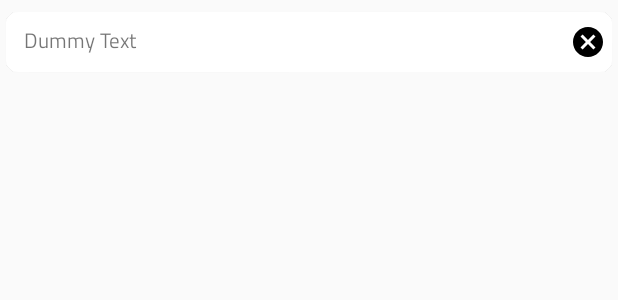
After one commit to duyennguyen1408/Notes-App-with-Kotlin, an Android app: the layout task_layout.xml on its own in the app's theme, with its tools: preview values and no code run, on a phone screen of 412 x 824 dp. The commit adds this screen. Shown: the top 300 px of the screen. Run offline under Robolectric (Android 15) with nearby library versions, the phone set to English and light mode, and no system bars.

Commit message:
Add task listing feature

```diff
--- a/app/src/main/java/com/example/notesappwithkotlin/data/repository/TaskRepository.kt
+++ b/app/src/main/java/com/example/notesappwithkotlin/data/repository/TaskRepository.kt
@@ -1,8 +1,10 @@
 package com.example.notesappwithkotlin.data.repository
 
 import com.example.notesappwithkotlin.data.model.Task
+import com.example.notesappwithkotlin.data.model.User
 import com.example.notesappwithkotlin.util.UiState
 
 interface TaskRepository {
     fun addTask(task: Task, result: (UiState<Pair<Task,String>>) -> Unit)
+    fun getTasks(user: User?, result: (UiState<List<Task>>) -> Unit)
 }
--- /dev/null
+++ b/app/src/main/res/layout/task_layout.xml
@@ -0,0 +1,43 @@
+<?xml version="1.0" encoding="utf-8"?>
+<com.google.android.material.card.MaterialCardView xmlns:android="http://schemas.android.com/apk/res/android"
+    xmlns:app="http://schemas.android.com/apk/res-auto"
+    xmlns:tools="http://schemas.android.com/tools"
+    android:id="@+id/item_layout"
+    android:layout_width="match_parent"
+    android:layout_marginTop="8dp"
+    android:paddingVertical="8dp"
+    app:cardCornerRadius="8dp"
+    app:strokeColor="@color/black10"
+    android:layout_marginHorizontal="4dp"
+    android:layout_height="wrap_content">
+
+    <androidx.constraintlayout.widget.ConstraintLayout
+        android:layout_width="match_parent"
+        android:paddingVertical="8dp"
+        android:layout_marginHorizontal="4dp"
+        android:layout_height="wrap_content">
+
+        <TextView
+            android:id="@+id/title"
+            android:layout_width="0dp"
+            android:layout_height="match_parent"
+            android:fontFamily="@font/titillium_web_regular"
+            android:textSize="14dp"
+            android:layout_marginStart="8dp"
+            app:layout_constraintEnd_toStartOf="@+id/delete"
+            app:layout_constraintStart_toStartOf="parent"
+            app:layout_constraintTop_toTopOf="parent"
+            tools:text="Dummy Text"/>
+
+        <ImageView
+            android:id="@+id/delete"
+            android:layout_width="24dp"
+            android:layout_height="24dp"
+            android:src="@drawable/ic_baseline_cancel_24"
+            app:layout_constraintEnd_toEndOf="parent"
+            app:layout_constraintTop_toTopOf="parent"
+            app:tint="@color/black" />
+
+    </androidx.constraintlayout.widget.ConstraintLayout>
+
+</com.google.android.material.card.MaterialCardView>
```
Also changed, not shown: app/src/main/java/com/example/notesappwithkotlin/data/repository/TaskRepositoryImp.kt (+20 -0 lines), app/src/main/java/com/example/notesappwithkotlin/ui/task/CreateTaskFragment.kt (+5 -3 lines), app/src/main/java/com/example/notesappwithkotlin/ui/task/TaskListingAdapter.kt (added, +47 -0 lines), app/src/main/java/com/example/notesappwithkotlin/ui/task/TaskListingFragment.kt (+49 -0 lines), app/src/main/java/com/example/notesappwithkotlin/ui/task/TaskViewModel.kt (+9 -0 lines), app/src/main/res/layout/fragment_task_listing.xml (+19 -10 lines).
